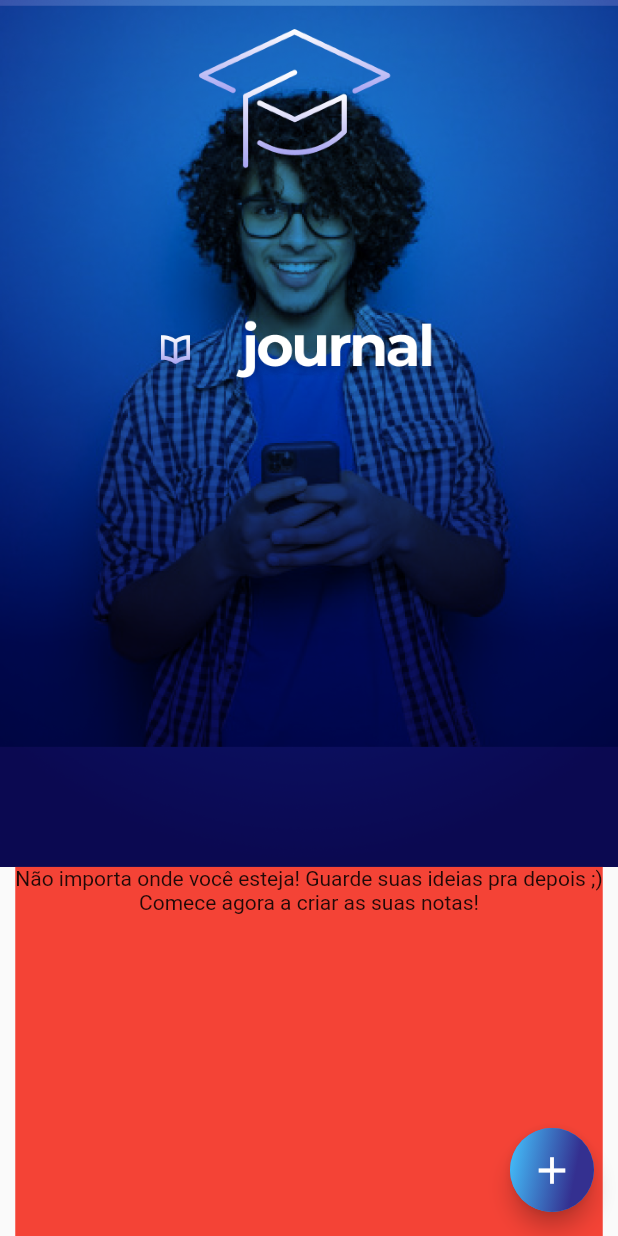
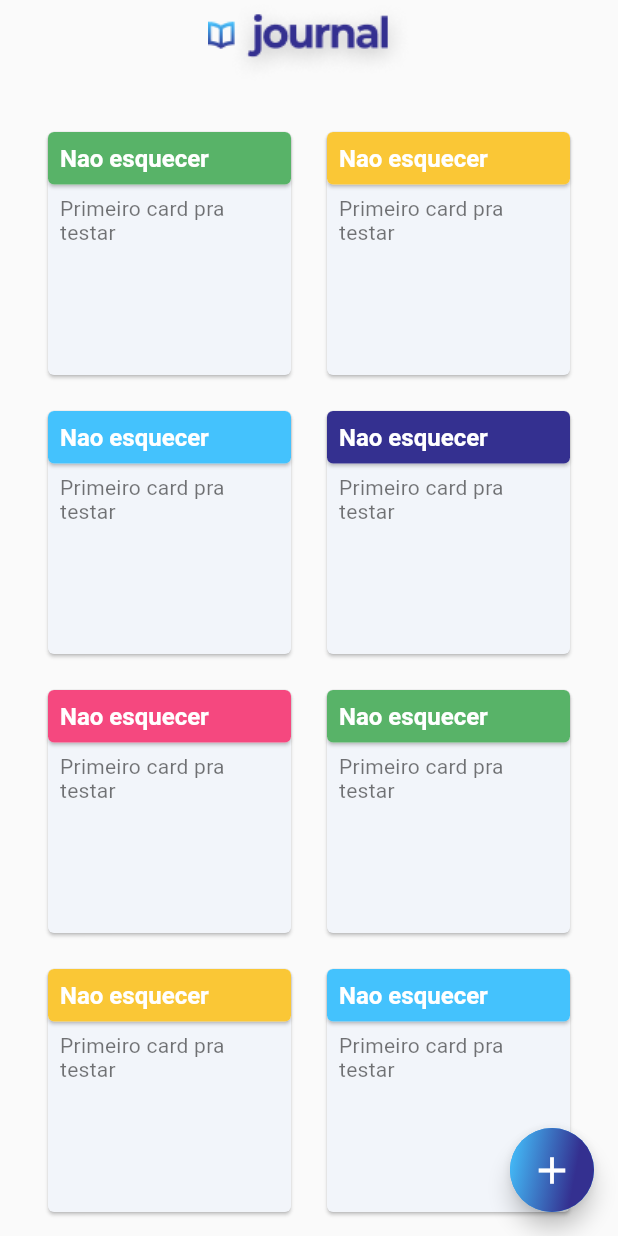
Before and after one commit to ericarodrigs/academy-semana-7, a Flutter app: the screen it shows after launch, on a phone screen of 412 x 824 dp. Run offline on Flutter 3.47's test engine with Material 2 defaults, Android fonts, the phone set to English and light mode, and no system bars; our stand-ins replace flutter_modular, shared_preferences; missing offline and left inert: animated_card; project files that could hold a hidden picture were left out.

Commit message:
creating Note Model and starting to use shared preferences for local storaging

```diff
--- a/lib/src/app.dart
+++ b/lib/src/app.dart
@@ -2,6 +2,7 @@ import 'package:algernon/src/shared/constants/text_styles.dart';
 import 'package:algernon/src/splash/splash_page.dart';
 import 'package:flutter/material.dart';
 import 'package:flutter_modular/flutter_modular.dart';
+import 'package:shared_preferences/shared_preferences.dart';
 
 class App extends StatelessWidget {
   const App({Key? key}) : super(key: key);
--- a/lib/src/model/note_model.dart
+++ b/lib/src/model/note_model.dart
@@ -0,0 +1,10 @@
+import 'package:algernon/src/shared/constants/app_colors.dart';
+import 'package:flutter/material.dart';
+
+class NoteModel{
+  final Color noteColor;
+  final String title;
+  final String description;
+
+  NoteModel(this.noteColor, this.title, this.description,);
+}
--- a/lib/src/view/filled_home/filled_home_page.dart
+++ b/lib/src/view/filled_home/filled_home_page.dart
@@ -0,0 +1,60 @@
+import 'package:algernon/src/model/note_model.dart';
+import 'package:algernon/src/shared/constants/app_colors.dart';
+import 'package:algernon/src/widgets/note_widget.dart';
+import 'package:flutter/material.dart';
+import 'package:flutter_modular/flutter_modular.dart';
+
+class FilledHomePage extends StatelessWidget {
+  FilledHomePage({Key? key}) : super(key: key);
+
+  List<NoteModel> listNotes = [
+    NoteModel(AppColors.green, 'Nao esquecer', 'Primeiro card pra testar'),
+    NoteModel(AppColors.yellow, 'Nao esquecer', 'Primeiro card pra testar'),
+    NoteModel(AppColors.cyan, 'Nao esquecer', 'Primeiro card pra testar'),
+    NoteModel(AppColors.purple, 'Nao esquecer', 'Primeiro card pra testar'),
+    NoteModel(AppColors.pink, 'Nao esquecer', 'Primeiro card pra testar'),
+    NoteModel(AppColors.green, 'Nao esquecer', 'Primeiro card pra testar'),
+    NoteModel(AppColors.yellow, 'Nao esquecer', 'Primeiro card pra testar'),
+    NoteModel(AppColors.cyan, 'Nao esquecer', 'Primeiro card pra testar'),
+    NoteModel(AppColors.purple, 'Nao esquecer', 'Primeiro card pra testar'),
+    NoteModel(AppColors.pink, 'Nao esquecer', 'Primeiro card pra testar'),
+  ];
+
+  @override
+  Widget build(BuildContext context) {
+    return Scaffold(
+        appBar: AppBar(
+          title: Image.asset('assets/images/app_bar_logo.png'),
+          backgroundColor: Colors.transparent,
+          centerTitle: true,
+          elevation: 0,
+        ),
+        body: GridView.builder(
+          itemCount: listNotes.length,
+          itemBuilder: (context, index) {
+            return NoteWidget(note: listNotes[index]);
+          },
+          primary: false,
+          padding: const EdgeInsets.all(20),
+          gridDelegate: const SliverGridDelegateWithFixedCrossAxisCount(
+              crossAxisCount: 2),
+        ),
+        floatingActionButton: FloatingActionButton(
+          child: Container(
+            width: 56,
+            height: 56,
+            decoration: const BoxDecoration(
+              shape: BoxShape.circle,
+              gradient: AppColors.blueGradient,
+            ),
+            child: const Icon(
+              Icons.add,
+              size: 30,
+            ),
+          ),
+          onPressed: () {
+            Modular.to.pushNamed('/details');
+          },
+        ));
+  }
+}
--- a/lib/src/view/new_note/new_note.dart
+++ b/lib/src/view/new_note/new_note.dart
@@ -57,7 +57,7 @@ class NewNote extends StatelessWidget {
                       shadowColor: Colors.transparent,
                     ),
                     onPressed: (){
-                      Modular.to.pushNamed('/details/');
+                      Modular.to.pushNamed('/details');
                     },
                       child:Text("SALVAR"),
                 )
--- a/lib/src/view/new_note/new_note_module.dart
+++ b/lib/src/view/new_note/new_note_module.dart
@@ -1,4 +1,5 @@
 import 'package:algernon/src/view/new_note/new_note.dart';
+import 'package:algernon/src/view/note_details/note_details.dart';
 import 'package:algernon/src/view/note_details/note_details_module.dart';
 import 'package:flutter_modular/flutter_modular.dart';
 
@@ -10,6 +11,6 @@ class NewNoteModule extends Module {
   List<ModularRoute> get routes => [
     ChildRoute(Modular.initialRoute,
         child: (context, args) => const NewNote()),
-    ModuleRoute('/details/', module: NoteDetailsModule()),
+    ChildRoute('/details', child: (context, args) => NoteDetails()),
   ];
 }
--- a/lib/src/view/note_details/note_details.dart
+++ b/lib/src/view/note_details/note_details.dart
@@ -64,7 +64,7 @@ class _NoteDetailsState extends State<NoteDetails> {
                     shadowColor: Colors.transparent,
                   ),
                   onPressed: () {
-                    Modular.to.pushNamed('/details');
+                    Modular.to.pushNamed('/new/details');
                   },
                   child: Text("SALVAR"),
                 ))
--- a/lib/src/widgets/note_widget.dart
+++ b/lib/src/widgets/note_widget.dart
@@ -1,14 +1,12 @@
+import 'package:algernon/src/model/note_model.dart';
 import 'package:algernon/src/shared/constants/app_colors.dart';
-import 'package:algernon/src/shared/constants/text_styles.dart';
 import 'package:flutter/material.dart';
 
 class NoteWidget extends StatelessWidget {
+  //! Mover para local apropriado
+  NoteWidget({Key? key, required this.note}) : super(key: key);
 
-  //! Mover para local apropriado
-  const NoteWidget({Key? key, required this.note}) : super(key: key);
-
-  //! Usar modelo apropriado
-  final note;
+  final NoteModel note;
 
   @override
   Widget build(BuildContext context) {
@@ -24,7 +22,9 @@ class NoteWidget extends StatelessWidget {
           children: [
             Card(
               margin: EdgeInsets.zero,
-              child: Flexible(
+              child: Flex(
+                direction: Axis.horizontal,
+                children: [Flexible(
                   child: Container(
                     decoration: BoxDecoration(
                       color: note.noteColor,
@@ -36,7 +36,10 @@ class NoteWidget extends StatelessWidget {
                           padding: const EdgeInsets.all(8.0),
                           child: Text(
                             note.title,
-                          style: TextStyles.white24w700Roboto,
+                            style: const TextStyle(color: Colors.white,
+                              fontWeight: FontWeight.w700,
+                              fontSize: 16,
+                              fontFamily: "Roboto",),
                           ),
                         ),
                       ],
@@ -44,17 +47,16 @@ class NoteWidget extends StatelessWidget {
 
                   ),
                 ),
+              ]),
             ),
             Padding(
               padding: const EdgeInsets.all(8.0),
-              child: Flexible(
               child: Text(
                 note.description,
                 style: Theme.of(context).textTheme.headline6,
                 softWrap: true,
                 overflow: TextOverflow.ellipsis,
                 maxLines: 6,
-                ),
               ),
             )
           ],
--- a/pubspec.yaml
+++ b/pubspec.yaml
@@ -36,6 +36,7 @@ dependencies:
   cupertino_icons: ^1.0.2
   animated_card: ^2.0.0
   flutter_modular: ^5.0.3
+  shared_preferences: ^2.0.15
 
 dev_dependencies:
   flutter_test:
```
Also changed, not shown: lib/src/app_module.dart (+7 -4 lines), lib/src/services/shared_preferences_service.dart (added, +18 -0 lines), lib/src/view/filled_home/filled_home_page_module.dart (+15 -0 lines), pubspec.lock, 7 other files. Lines whose indentation alone changed are shown as unchanged.
